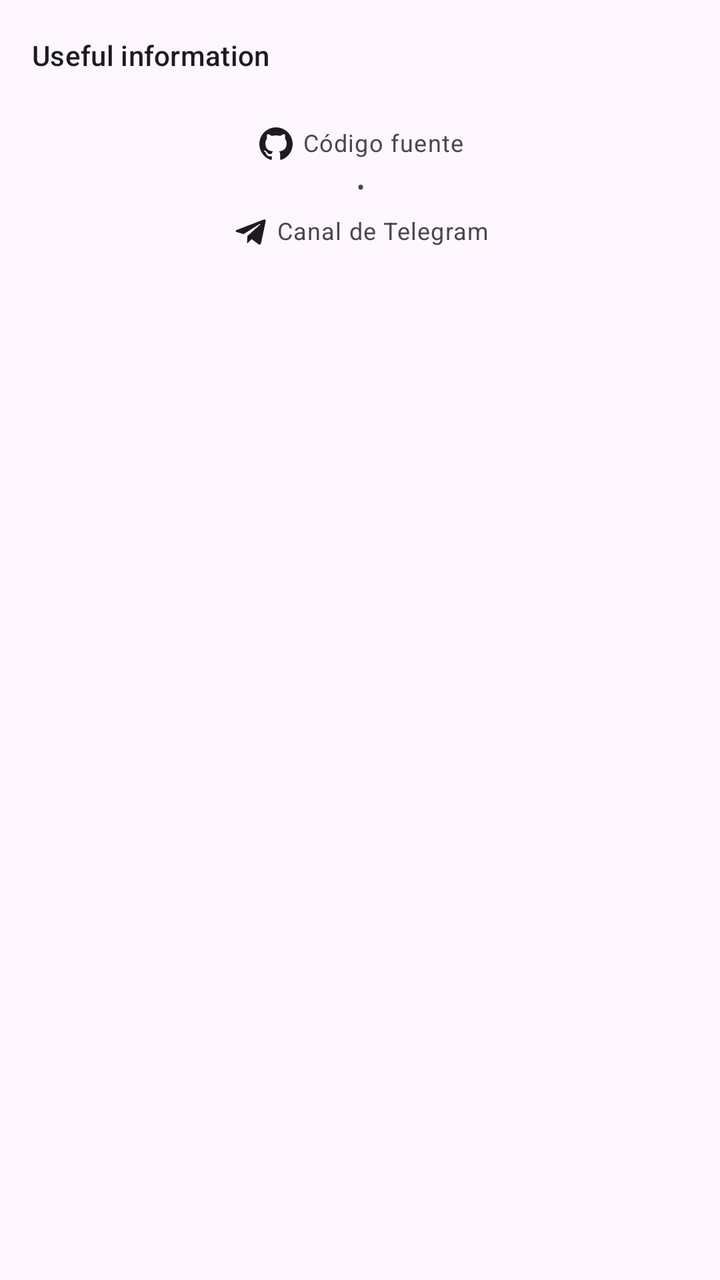
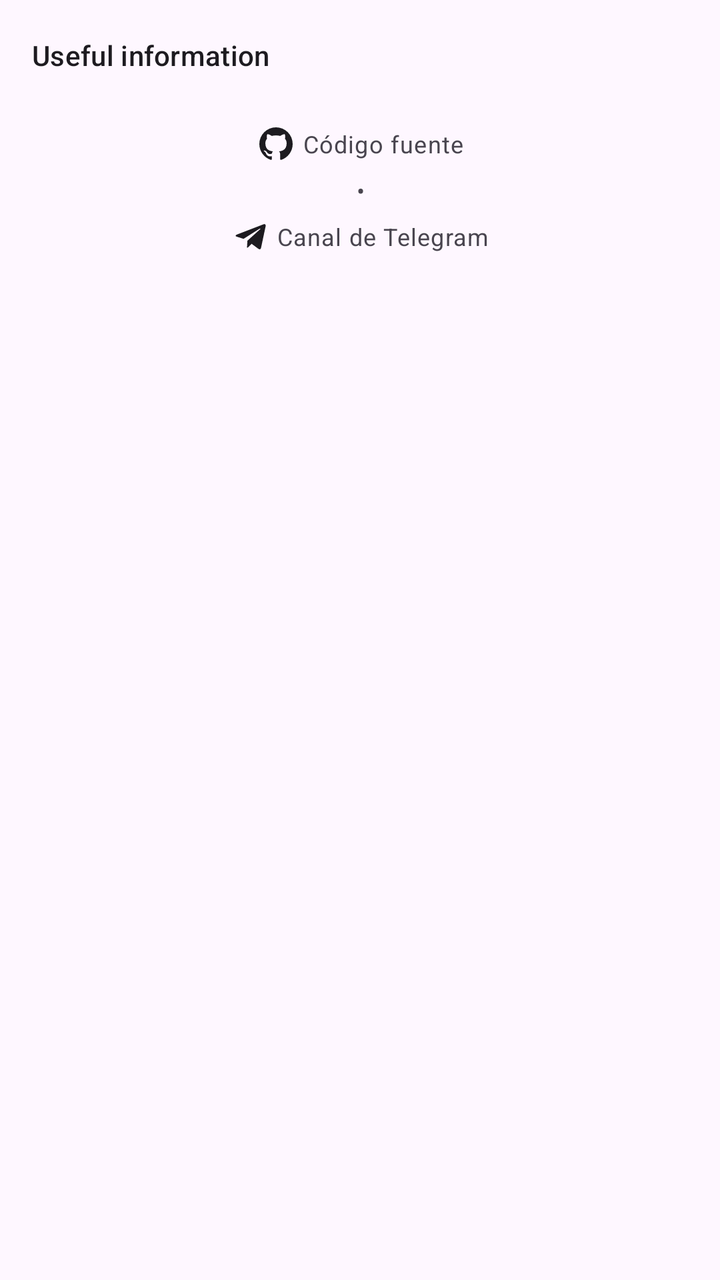

Before-and-after screenshots of an Android layout around one commit, followed by the original layout XML and the change that was made.
<!-- AndroidManifest.xml: application theme Theme.STK -->
<!-- res/layout/additional_options_layout.xml -->
<?xml version="1.0" encoding="utf-8"?>
<layout
    xmlns:android="http://schemas.android.com/apk/res/android"
    xmlns:app="http://schemas.android.com/apk/res-auto">

    <data>

        <variable
            name="containerFragment"
            type="cu.lt.joe.stk.fragments.AdditionalOptionsFragment" />
    </data>

    <LinearLayout
        android:layout_width="match_parent"
        android:layout_height="match_parent"
        android:orientation="vertical"
        android:padding="8dp">

        <com.google.android.material.card.MaterialCardView
            android:layout_width="match_parent"
            android:layout_height="wrap_content"
            app:cardBackgroundColor="?colorSurface"
            app:cardCornerRadius="12dp"
            app:cardElevation="0dp"
            app:contentPadding="0dp"
            app:strokeWidth="0dp">

            <androidx.recyclerview.widget.RecyclerView
                android:id="@+id/additional_options_menu_recycler"
                android:layout_width="match_parent"
                android:layout_height="match_parent"
                app:layoutManager="androidx.recyclerview.widget.LinearLayoutManager" />
        </com.google.android.material.card.MaterialCardView>

        <TextView
            android:layout_width="match_parent"
            android:layout_height="wrap_content"
            android:layout_marginStart="8dp"
            android:layout_marginTop="10dp"
            android:layout_marginEnd="8dp"
            android:text="@string/useful_information_section_header"
            android:textAppearance="@style/TextAppearance.Material3.TitleSmall" />

        <com.google.android.material.card.MaterialCardView
            android:layout_width="match_parent"
            android:layout_height="wrap_content"
            android:layout_marginTop="10dp"
            app:cardBackgroundColor="?colorSurface"
            app:cardCornerRadius="12dp"
            app:cardElevation="0dp"
            app:contentPadding="0dp"
            app:strokeWidth="0dp">

            <androidx.recyclerview.widget.RecyclerView
                android:id="@+id/additional_info_recycler"
                android:layout_width="match_parent"
                android:layout_height="match_parent"
                app:layoutManager="androidx.recyclerview.widget.LinearLayoutManager" />
        </com.google.android.material.card.MaterialCardView>

        <LinearLayout
            android:layout_width="wrap_content"
            android:layout_height="wrap_content"
            android:layout_gravity="center"
            android:layout_marginTop="15dp"
            android:gravity="center"
            android:orientation="vertical">

            <TextView
                android:layout_width="wrap_content"
                android:layout_height="wrap_content"
                android:drawableStart="@drawable/ic_github"
                android:drawablePadding="3dp"
                android:gravity="center"
                android:includeFontPadding="false"
                android:onClick='@{_ -> containerFragment.openExternalLink("https://github.com/jr20xx/STK")}'
                android:text="Código fuente"
                android:textAlignment="center"
                android:textAppearance="@style/TextAppearance.Material3.BodySmall" />

            <TextView
                android:layout_width="wrap_content"
                android:layout_height="wrap_content"
                android:layout_marginTop="5dp"
                android:layout_marginBottom="5dp"
                android:gravity="center"
                android:includeFontPadding="false"
                android:text="•"
                android:textAlignment="center"
                android:textAppearance="@style/TextAppearance.Material3.BodySmall" />

            <TextView
                android:layout_width="wrap_content"
                android:layout_height="wrap_content"
                android:drawableStart="@drawable/ic_telegram"
                android:drawablePadding="3dp"
                android:gravity="center"
                android:includeFontPadding="false"
                android:onClick='@{_ -> containerFragment.openExternalLink("https://t.me/stk_support_channel")}'
                android:text="Canal de Telegram"
                android:textAlignment="center"
                android:textAppearance="@style/TextAppearance.Material3.BodySmall" />
        </LinearLayout>
    </LinearLayout>
</layout>
<!-- resources referenced by this layout -->
<resources>
  <!-- drawable ic_github (drawable) -->
  <vector
      xmlns:android="http://schemas.android.com/apk/res/android"
      android:width="20dp"
      android:height="20dp"
      android:viewportWidth="24"
      android:viewportHeight="24">
      <path
          android:fillColor="?colorOnSurface"
          android:pathData="M12,2A10,10 0,0 0,2 12C2,16.42 4.87,20.17 8.84,21.5C9.34,21.58 9.5,21.27 9.5,21C9.5,20.77 9.5,20.14 9.5,19.31C6.73,19.91 6.14,17.97 6.14,17.97C5.68,16.81 5.03,16.5 5.03,16.5C4.12,15.88 5.1,15.9 5.1,15.9C6.1,15.97 6.63,16.93 6.63,16.93C7.5,18.45 8.97,18 9.54,17.76C9.63,17.11 9.89,16.67 10.17,16.42C7.95,16.17 5.62,15.31 5.62,11.5C5.62,10.39 6,9.5 6.65,8.79C6.55,8.54 6.2,7.5 6.75,6.15C6.75,6.15 7.59,5.88 9.5,7.17C10.29,6.95 11.15,6.84 12,6.84C12.85,6.84 13.71,6.95 14.5,7.17C16.41,5.88 17.25,6.15 17.25,6.15C17.8,7.5 17.45,8.54 17.35,8.79C18,9.5 18.38,10.39 18.38,11.5C18.38,15.32 16.04,16.16 13.81,16.41C14.17,16.72 14.5,17.33 14.5,18.26C14.5,19.6 14.5,20.68 14.5,21C14.5,21.27 14.66,21.59 15.17,21.5C19.14,20.16 22,16.42 22,12A10,10 0,0 0,12 2Z" />
  </vector>
  <!-- drawable ic_telegram (drawable) -->
  <?xml version="1.0" encoding="utf-8"?>
  <vector
      xmlns:android="http://schemas.android.com/apk/res/android"
      android:width="20dp"
      android:height="20dp"
      android:viewportWidth="24"
      android:viewportHeight="24">
      <path
          android:fillColor="?colorOnSurface"
          android:pathData="M9.78,18.65L10.06,14.42L17.74,7.5C18.08,7.19 17.67,7.04 17.22,7.31L7.74,13.3L3.64,12C2.76,11.75 2.75,11.14 3.84,10.7L19.81,4.54C20.54,4.21 21.24,4.72 20.96,5.84L18.24,18.65C18.05,19.56 17.5,19.78 16.74,19.36L12.6,16.3L10.61,18.23C10.38,18.46 10.19,18.65 9.78,18.65Z" />
  </vector>
  <string name="useful_information_section_header">Useful information</string>
  <style name="Theme.STK" parent="Theme.Material3.DayNight.NoActionBar">
          <item name="android:windowDisablePreview">true</item>
          <item name="android:statusBarColor">?android:colorBackground</item>
          <item name="android:windowLightStatusBar" tools:targetApi="23">true</item>
      </style>
</resources>

<!-- the commit's change to res/layout/additional_options_layout.xml (unified diff, before → after) -->
@@ -69,14 +69,13 @@
             <TextView
                 android:layout_width="wrap_content"
                 android:layout_height="wrap_content"
-                android:drawableStart="@drawable/ic_github"
                 android:drawablePadding="3dp"
                 android:gravity="center"
-                android:includeFontPadding="false"
                 android:onClick='@{_ -> containerFragment.openExternalLink("https://github.com/jr20xx/STK")}'
                 android:text="Código fuente"
                 android:textAlignment="center"
-                android:textAppearance="@style/TextAppearance.Material3.BodySmall" />
+                android:textAppearance="@style/TextAppearance.Material3.BodySmall"
+                app:drawableStartCompat="@drawable/ic_github" />
 
             <TextView
                 android:layout_width="wrap_content"
@@ -84,7 +83,6 @@
                 android:layout_marginTop="5dp"
                 android:layout_marginBottom="5dp"
                 android:gravity="center"
-                android:includeFontPadding="false"
                 android:text="•"
                 android:textAlignment="center"
                 android:textAppearance="@style/TextAppearance.Material3.BodySmall" />
@@ -92,14 +90,13 @@
             <TextView
                 android:layout_width="wrap_content"
                 android:layout_height="wrap_content"
-                android:drawableStart="@drawable/ic_telegram"
                 android:drawablePadding="3dp"
                 android:gravity="center"
-                android:includeFontPadding="false"
                 android:onClick='@{_ -> containerFragment.openExternalLink("https://t.me/stk_support_channel")}'
                 android:text="Canal de Telegram"
                 android:textAlignment="center"
-                android:textAppearance="@style/TextAppearance.Material3.BodySmall" />
+                android:textAppearance="@style/TextAppearance.Material3.BodySmall"
+                app:drawableStartCompat="@drawable/ic_telegram" />
         </LinearLayout>
     </LinearLayout>
 </layout>
